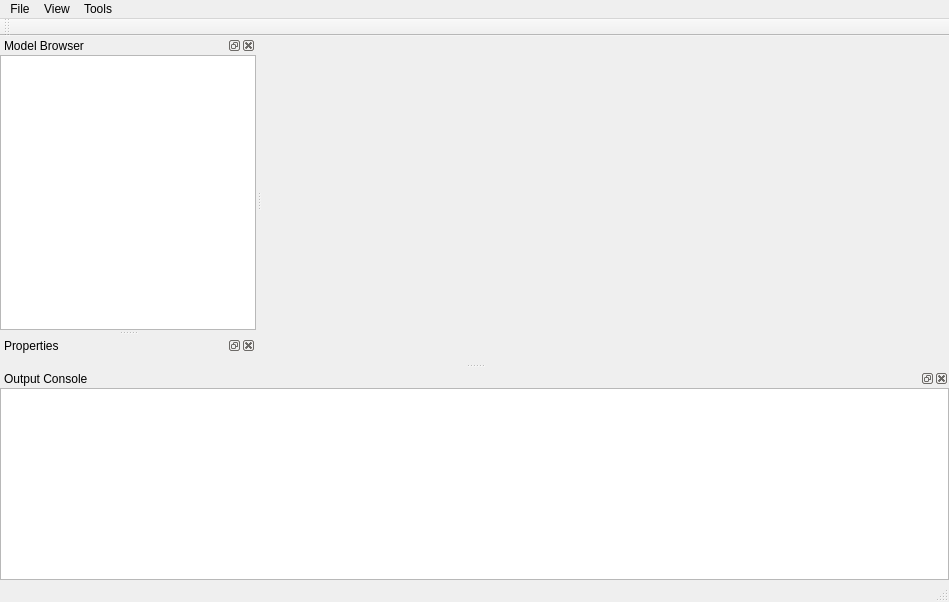
openhumanoids/oh-distro, file src/app/ddMainWindow.ui: the form before one commit.
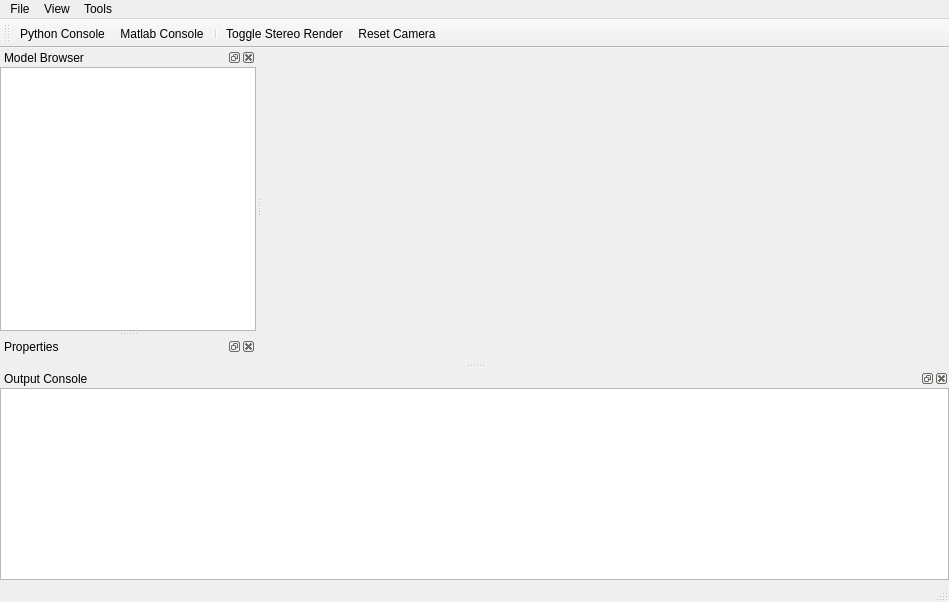
The form after the commit. Icons and pictures are not drawn.

Diff of the .ui file:
```diff
--- a/src/app/ddMainWindow.ui
+++ b/src/app/ddMainWindow.ui
@@ -95,6 +95,11 @@
    <attribute name="toolBarBreak">
     <bool>false</bool>
    </attribute>
+   <addaction name="ActionPythonConsole"/>
+   <addaction name="ActionMatlabConsole"/>
+   <addaction name="separator"/>
+   <addaction name="ActionToggleStereoRender"/>
+   <addaction name="ActionResetCamera"/>
   </widget>
   <widget class="QDockWidget" name="PropertiesDock">
    <property name="windowTitle">
@@ -161,6 +166,27 @@
     <string>F9</string>
    </property>
   </action>
+  <action name="ActionToggleStereoRender">
+   <property name="icon">
+    <iconset resource="images/resources.qrc">
+     <normaloff>:/images/3d_glasses.png</normaloff>:/images/3d_glasses.png</iconset>
+   </property>
+   <property name="text">
+    <string>Toggle Stereo Render</string>
+   </property>
+   <property name="toolTip">
+    <string>Toggle Stereo Render</string>
+   </property>
+  </action>
+  <action name="ActionResetCamera">
+   <property name="icon">
+    <iconset resource="images/resources.qrc">
+     <normaloff>:/images/reset_camera.png</normaloff>:/images/reset_camera.png</iconset>
+   </property>
+   <property name="text">
+    <string>Reset Camera</string>
+   </property>
+  </action>
  </widget>
  <resources>
   <include location="images/resources.qrc"/>
```
Left out of the diff: 6 changed lines with no effect on the pictures.
